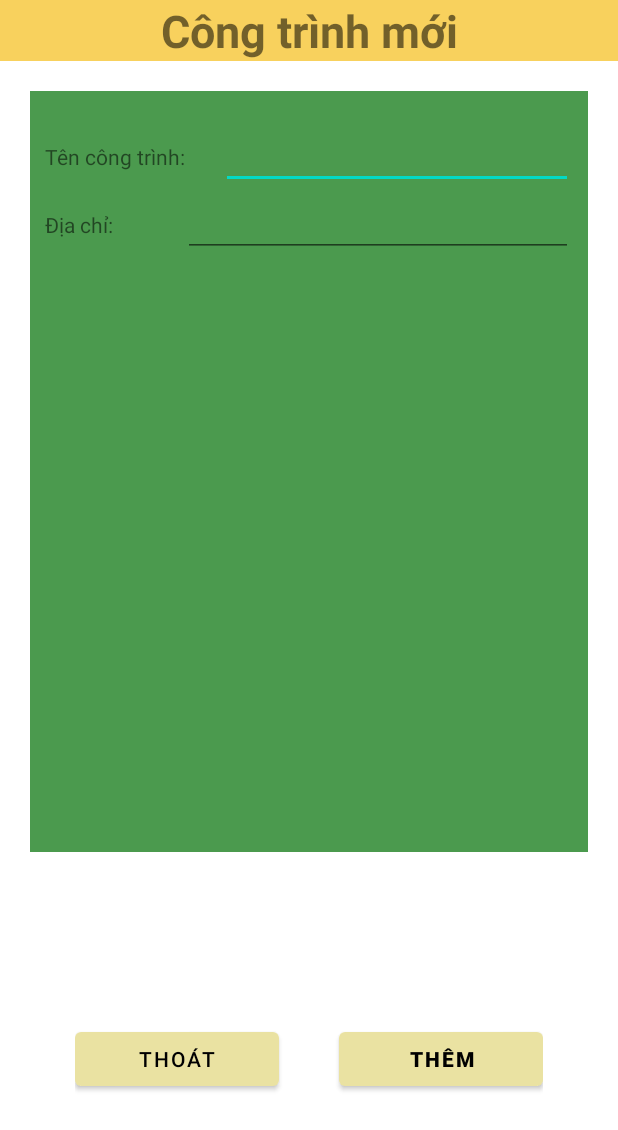
After one commit to nhom11-Android/doAnGiuaKy, an Android app: the layout activity_them_cong_trinh.xml on its own in the app's theme, with its tools: preview values and no code run, on a phone screen of 412 x 824 dp. The commit adds this screen. Shown: the top 1130 px of the screen. Run offline under Robolectric (Android 15) with nearby library versions, the phone set to English and light mode, and no system bars.

Commit message:
cập nhật toDo
giao diện DS công trình, DS vật tư, thêm CT, thêm VT

```diff
--- /dev/null
+++ b/doAn/app/src/main/res/layout/activity_them_cong_trinh.xml
@@ -0,0 +1,105 @@
+<?xml version="1.0" encoding="utf-8"?>
+<LinearLayout xmlns:android="http://schemas.android.com/apk/res/android"
+    xmlns:app="http://schemas.android.com/apk/res-auto"
+    xmlns:tools="http://schemas.android.com/tools"
+    android:layout_width="match_parent"
+    android:layout_height="match_parent"
+    android:orientation="vertical"
+    tools:context=".ThemCongTrinh">
+
+    <TextView
+        android:layout_width="match_parent"
+        android:layout_height="wrap_content"
+        android:background="#F8D15D"
+        android:gravity="center"
+        android:text="Công trình mới"
+        android:textSize="30sp"
+        android:textStyle="bold" />
+
+    <LinearLayout
+        android:layout_width="match_parent"
+        android:layout_height="507dp"
+        android:layout_margin="20dp"
+        android:background="#4B9A4E"
+        android:orientation="vertical"
+        android:paddingLeft="10dp"
+        android:paddingTop="20dp"
+        android:paddingRight="10dp">
+
+        <LinearLayout
+            android:layout_width="match_parent"
+            android:layout_height="wrap_content"
+            android:orientation="horizontal">
+
+            <TextView
+                android:id="@+id/tvTenCongTrinh"
+                android:layout_width="wrap_content"
+                android:layout_height="wrap_content"
+                android:layout_weight="1"
+                android:text="Tên công trình: " />
+
+            <EditText
+                android:id="@+id/edtTenCongTrinh_themCongTrinh"
+                android:layout_width="wrap_content"
+                android:layout_height="wrap_content"
+                android:layout_weight="1"
+                android:ems="10"
+                android:inputType="textPersonName" />
+        </LinearLayout>
+
+        <LinearLayout
+            android:layout_width="match_parent"
+            android:layout_height="wrap_content"
+            android:orientation="horizontal">
+
+            <TextView
+                android:id="@+id/tvDiaChi"
+                android:layout_width="wrap_content"
+                android:layout_height="wrap_content"
+                android:layout_weight="1"
+                android:text="Địa chỉ:" />
+
+            <EditText
+                android:id="@+id/edtDiaChi_themCongTrinh"
+                android:layout_width="wrap_content"
+                android:layout_height="wrap_content"
+                android:layout_weight="1"
+                android:ems="10"
+                android:inputType="textPersonName" />
+        </LinearLayout>
+    </LinearLayout>
+
+    <LinearLayout
+        android:layout_width="match_parent"
+        android:layout_height="match_parent"
+        android:orientation="horizontal"
+        android:paddingLeft="50dp"
+        android:paddingVertical="25dp"
+        android:paddingRight="50dp"
+        >
+
+        <Button
+            android:id="@+id/btnThoat_themCongTrinh"
+            android:layout_width="wrap_content"
+            android:layout_height="wrap_content"
+            android:layout_gravity="center"
+            android:layout_marginRight="20dp"
+            android:layout_weight="1"
+            android:text="Thoát"
+            android:textColor="@color/black"
+            app:backgroundTint="#EAE2A2" />
+
+        <Button
+            android:id="@+id/btnThem_themCongTrinh"
+            android:layout_width="wrap_content"
+            android:layout_height="wrap_content"
+            android:layout_gravity="center"
+            android:layout_marginLeft="20dp"
+            android:layout_weight="1"
+            android:text="Thêm"
+            android:textColor="@color/black"
+            android:textStyle="bold"
+            app:backgroundTint="#EAE2A2" />
+    </LinearLayout>
+
+</LinearLayout>
--- a/doAn/app/src/main/res/values/colors.xml
+++ b/doAn/app/src/main/res/values/colors.xml
@@ -7,4 +7,5 @@
     <color name="teal_700">#FF018786</color>
     <color name="black">#FF000000</color>
     <color name="white">#FFFFFFFF</color>
+    <color name="orange_1">#F8F4EA90</color>
 </resources>
```
Also changed, not shown: doAn/app/src/main/java/com/buoi2/quanlyvanchuyen/DanhSachCongTrinh.java (added, +14 -0 lines), doAn/app/src/main/java/com/buoi2/quanlyvanchuyen/DanhSachVatTu.java (added, +14 -0 lines), doAn/app/src/main/java/com/buoi2/quanlyvanchuyen/ThemCongTrinh.java (added, +14 -0 lines), doAn/app/src/main/java/com/buoi2/quanlyvanchuyen/ThemVatTu.java (added, +14 -0 lines), doAn/app/src/main/res/layout/activity_danh_sach_cong_trinh.xml (added, +65 -0 lines), doAn/app/src/main/res/layout/activity_danh_sach_vat_tu.xml (added, +153 -0 lines), doAn/app/src/main/res/layout/activity_them_vat_tu.xml (added, +125 -0 lines), doAn/app/src/main/res/values/strings.xml (+8 -1 lines).
